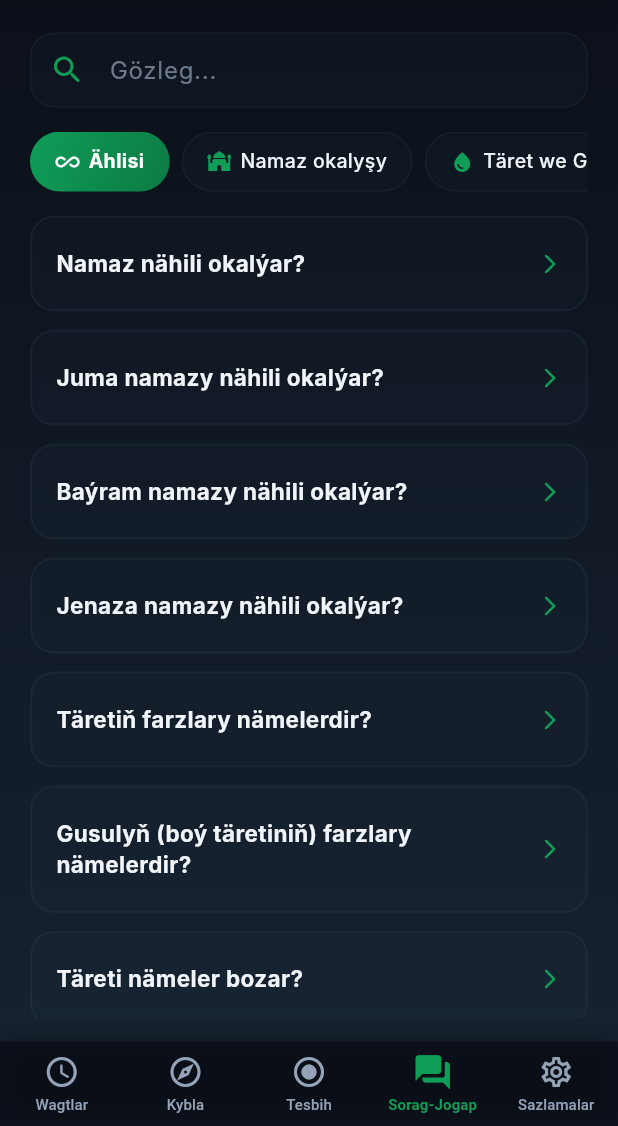
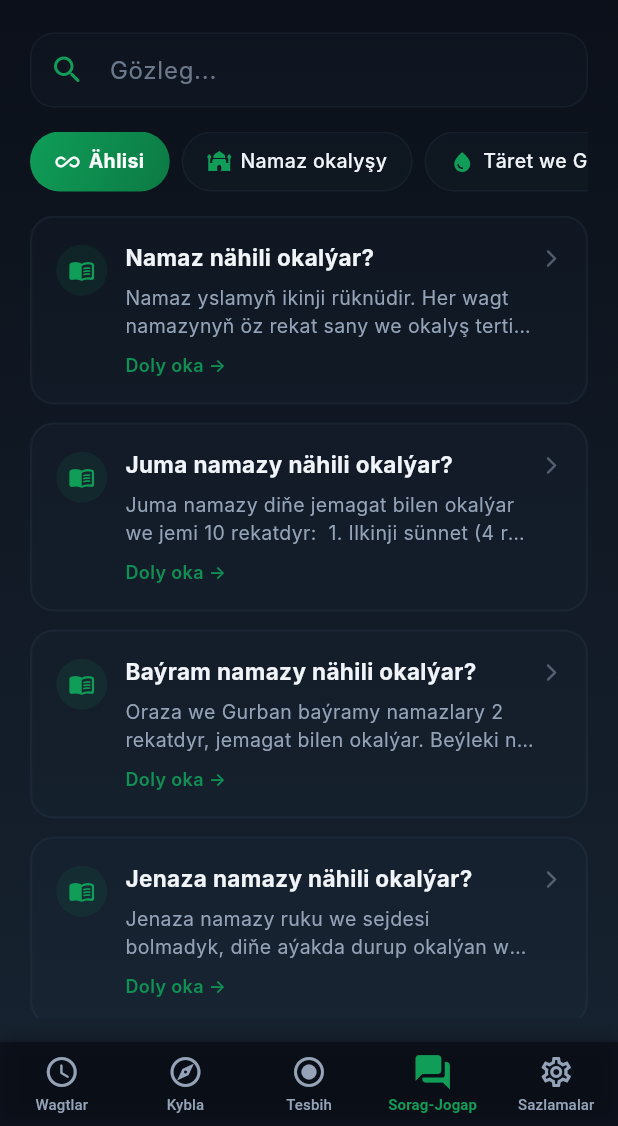
Before and after one commit to Abdyrahmanp/gazojak_namaz_wagty, a Flutter app: the screen it shows after launch, swiped to page 4, on a phone screen of 412 x 824 dp, the part 110-1236 px from its top. Run offline on Flutter 3.47's test engine with Material 3 defaults, Android fonts, the phone set to English and light mode, and no system bars; our stand-ins replace flutter_compass, flutter_local_notifications, share_plus, shared_preferences, timezone; network calls fail; Roboto replaces fonts that are missing (Inter).

Commit message:
telefona duzeltildi

```diff
--- /dev/null
+++ b/lib/config/site_config.dart
@@ -0,0 +1,10 @@
+/// Gazojak Namaz Wagty resmi web sahypasy bilen baglanyşyk sazlamalary.
+class SiteConfig {
+  static const String baseUrl = 'https://gazojaknamazwagt.byethost3.com';
+
+  static const String websiteUrl = baseUrl;
+  static const String versionJsonUrl = '$baseUrl/version.json';
+  static const String faqJsonUrl = '$baseUrl/faq.json';
+  static const String apkDownloadUrl = '$baseUrl/gazojak-namaz-wagty.apk';
+  static const String trackedApkDownloadUrl = '$baseUrl/index.php?download=1';
+}
--- a/lib/screens/faq_screen.dart
+++ b/lib/screens/faq_screen.dart
@@ -2,10 +2,12 @@ import 'package:flutter/material.dart';
 import 'package:flutter/services.dart';
 import 'package:url_launcher/url_launcher.dart';
 import '../providers/app_state.dart';
+import '../utils/email_launcher.dart';
 import '../utils/colors.dart';
 import '../utils/tk_translations.dart';
 import '../models/faq_item.dart';
 import '../services/faq_service.dart';
+import '../config/site_config.dart';
 import 'faq_detail_screen.dart';
 
 class FaqScreen extends StatefulWidget {
@@ -65,7 +67,7 @@ class _FaqScreenState extends State<FaqScreen> {
               children: [
                 Icon(Icons.check_circle_outline_rounded, color: Colors.white),
                 SizedBox(width: 8),
-                Text('Maglumatlar üstünlikli täzelendi! 🔄'),
+                Text(TkTranslations.faqSyncSuccess),
               ],
             ),
             backgroundColor: AppColors.emeraldGreen,
@@ -84,7 +86,7 @@ class _FaqScreenState extends State<FaqScreen> {
               children: [
                 Icon(Icons.cloud_off_rounded, color: Colors.white),
                 SizedBox(width: 8),
-                Text('Täzeläp bolmady. Baglanyşygy barlaň.'),
+                Text(TkTranslations.faqSyncFailed),
               ],
             ),
             backgroundColor: Colors.orangeAccent,
@@ -172,6 +174,7 @@ class _FaqScreenState extends State<FaqScreen> {
                   style: TextStyle(color: tc, fontSize: 13),
                   decoration: InputDecoration(
                     labelText: 'Maglumat baglanyşygy (JSON URL)',
+                    hintText: SiteConfig.faqJsonUrl,
                     labelStyle: const TextStyle(color: AppColors.emeraldGreen, fontSize: 12),
                     filled: true,
                     fillColor: isDark ? Colors.white.withValues(alpha: 0.04) : Colors.black.withValues(alpha: 0.03),
@@ -355,16 +358,28 @@ class _FaqScreenState extends State<FaqScreen> {
                       if (!formKey.currentState!.validate()) return;
                       final name = nameCtrl.text.trim().isEmpty ? 'Ulanyjy' : nameCtrl.text.trim();
                       final question = questionCtrl.text.trim();
-                      final sub = Uri.encodeComponent('Gazojak Namaz Wagty — Täze Sorag');
-                      final body = Uri.encodeComponent('Kimden: $name\n\nSoragyňyz:\n$question');
-                      final uri = Uri.parse('mailto:gazojaknamazwagty@gmail.com?subject=$sub&body=$body');
-                      try {
-                        if (await canLaunchUrl(uri)) {
+
+                      final launched = await EmailLauncher.open(
+                        subject: 'Gazojak Namaz Wagty — Täze Sorag',
+                        body: 'Kimden: $name\n\nSoragyňyz:\n$question',
+                      );
+
+                      if (!context.mounted) return;
+                      if (launched) {
                         HapticFeedback.mediumImpact();
-                          await launchUrl(uri);
-                          if (context.mounted) Navigator.pop(context);
+                        Navigator.pop(context);
+                      } else {
+                        HapticFeedback.vibrate();
+                        ScaffoldMessenger.of(context).showSnackBar(
+                          SnackBar(
+                            content: Text(TkTranslations.emailLaunchFailed),
+                            backgroundColor: Colors.orangeAccent,
+                            behavior: SnackBarBehavior.floating,
+                            shape: RoundedRectangleBorder(borderRadius: BorderRadius.circular(12)),
+                            margin: const EdgeInsets.all(16),
+                          ),
+                        );
                       }
-                      } catch (_) {}
                     },
                     icon: const Icon(Icons.send_rounded, size: 18),
                     label: const Text(
@@ -757,9 +772,16 @@ class FaqItemCard extends StatelessWidget {
     required this.appState,
   });
 
+  String _answerPreview(String answer) {
+    final flat = answer.replaceAll('\n', ' ').trim();
+    if (flat.length <= 110) return flat;
+    return '${flat.substring(0, 110)}…';
+  }
+
   @override
   Widget build(BuildContext context) {
     final tc = isDark ? AppColors.darkTextPrimary : AppColors.lightTextPrimary;
+    final sc = isDark ? AppColors.darkTextSecondary : AppColors.lightTextSecondary;
     final cardBg = isDark ? AppColors.darkCardBg : AppColors.lightCardBg;
     final borderColor = isDark ? AppColors.darkCardBorder : AppColors.lightCardBorder;
 
@@ -790,24 +812,68 @@ class FaqItemCard extends StatelessWidget {
             );
           },
           child: Padding(
-            padding: const EdgeInsets.symmetric(horizontal: 16, vertical: 20),
+            padding: const EdgeInsets.all(16),
             child: Row(
+              crossAxisAlignment: CrossAxisAlignment.start,
               children: [
+                Container(
+                  margin: const EdgeInsets.only(top: 2),
+                  padding: const EdgeInsets.all(8),
+                  decoration: BoxDecoration(
+                    color: AppColors.emeraldGreen.withValues(alpha: 0.1),
+                    shape: BoxShape.circle,
+                  ),
+                  child: const Icon(
+                    Icons.menu_book_rounded,
+                    color: AppColors.emeraldGreen,
+                    size: 18,
+                  ),
+                ),
+                const SizedBox(width: 12),
                 Expanded(
-                  child: Text(
+                  child: Column(
+                    crossAxisAlignment: CrossAxisAlignment.start,
+                    children: [
+                      Text(
                         item.question,
                         style: TextStyle(
                           color: tc,
                           fontWeight: FontWeight.bold,
                           fontSize: 15,
+                          height: 1.35,
                         ),
                       ),
+                      const SizedBox(height: 8),
+                      Text(
+                        _answerPreview(item.answer),
+                        maxLines: 2,
+                        overflow: TextOverflow.ellipsis,
+                        style: TextStyle(
+                          color: sc,
+                          fontSize: 13,
+                          height: 1.45,
                         ),
-                const SizedBox(width: 8),
-                const Icon(
+                      ),
+                      const SizedBox(height: 8),
+                      Text(
+                        'Doly oka →',
+                        style: TextStyle(
+                          color: AppColors.emeraldGreen.withValues(alpha: 0.9),
+                          fontSize: 12,
+                          fontWeight: FontWeight.w600,
+                        ),
+                      ),
+                    ],
+                  ),
+                ),
+                const SizedBox(width: 4),
+                Padding(
+                  padding: const EdgeInsets.only(top: 4),
+                  child: Icon(
                     Icons.arrow_forward_ios_rounded,
-                  color: AppColors.emeraldGreen,
-                  size: 16,
+                    color: sc.withValues(alpha: 0.5),
+                    size: 14,
+                  ),
                 ),
               ],
             ),
--- a/lib/utils/tk_translations.dart
+++ b/lib/utils/tk_translations.dart
@@ -97,12 +97,14 @@ class TkTranslations {
   static const String supportEmailHint  = 'E-poçtaňyz';
   static const String supportMessageHint = 'Hatyňyz…';
   static const String supportSubmitBtn  = 'Hat ugrat';
-  static const String supportSuccess    = 'E-poçta programmasy açyldy. Ugradyp bilersiňiz!';
+  static const String supportSuccess    = 'E-poçta programmasy açyldy. Hatyňyzy ugradyp bilersiňiz!';
+  static const String emailLaunchFailed = 'E-poçta programmasy açylmady. Gmail ýa-da başga e-poçta programmasyny gurnaň.';
+  static const String shareVia          = 'Paýlaş';
   static const String supportError      = 'Ähli meýdançalary dogry dolduryň.';
 
   // ── Legal ────────────────────────────────────────────────────────────────────
   static const String legalTitle    = 'Düzgünler we Syýasat';
-  static const String privacyTitle  = 'Gizlilik Syýasaty';
+  static const String privacyTitle  = 'Gizlinlik Syýasaty';
   static const String privacyContent =
       'Bu programma ulanyjylardan hiç hili şahsy maglumat ýygnamaýar we paýlaşmaýar. '
       'Bütinleý internetsiz we howpsuz işlemek üçin niýetlenendir.';
@@ -151,7 +153,6 @@ class TkTranslations {
 
   static const String aboutContent =
       'Bu programma, Gazojak şäherimizdäki musulman doganlarymyzyň namaz wagtlaryna iň dogry we iň çalt usulda ýetip bilmekleri, dini soraglaryna ygtybarly jogaplar tapyp bilmekleri maksady bilen taýýarlandy. Maksadymyz, tehnologiýany haýyrly bir wesaýata öwrüp, durmuşymyzy aňsatlaşdyrmakdyr.\n\n'
-      'Programmanyň programma üpjünçiligi we dizaýny, şäherimizde ýaşaýan ýaş programmaçy Abdyrahman Döwletgulyýew tarapyndan işlenip düzüldi. Çäkli mümkinçilikler bilen, Play Store çykdajylaryna ulaşman, öz guran web sahypamyz arkaly siziň hyzmatyňyza hödürlendi.\n\n'
       'Programmadaky namaz wagtlary we dini sorag-jogap mazmunlary, resmi we ygtybarly dini çeşmeler esasynda taýýarlandy. Göwün rahatlygy bilen ulanyp bilersiňiz.\n\n'
       'Eger nähilidir bir ýalňyşlyk görseňiz, bize bildirmegiňizi haýyş edýäris.';
 
@@ -167,6 +168,10 @@ class TkTranslations {
   static const String updateDateText        = 'Täzelenen senesi: ';
   static const String whatsNewText          = 'Näme täzelendi:';
   static const String checkUpdateFailed     = 'Täzelemeleri barlap bolmady. Baglanyşygy barlaň.';
+  static const String visitWebsiteTitle     = 'Sahypamyza girmek';
+  static const String visitWebsiteSubtitle  = 'Programmany göçürip almak we maglumat';
+  static const String faqSyncSuccess        = 'Maglumatlar üstünlikli täzelendi!';
+  static const String faqSyncFailed         = 'Täzeläp bolmady. Internet baglanyşygyny barlaň.';
 
   // ── Q&A Feedback ─────────────────────────────────────────────────────────────
   static const String qaReportError         = 'Maglumatda ýalňyşlyk barmy? Bize bildiriň';
--- a/pubspec.yaml
+++ b/pubspec.yaml
@@ -1,4 +1,4 @@
-name: yeni_proje_yapisi
+name: gazojak_namaz_wagty
 description: "A new Flutter project."
 # The following line prevents the package from being accidentally published to
 # pub.dev using `flutter pub publish`. This is preferred for private packages.
@@ -39,6 +39,7 @@ dependencies:
   flutter_local_notifications: ^22.0.1
   timezone: ^0.11.0
   url_launcher: ^6.3.2
+  share_plus: ^12.0.1
 
 dev_dependencies:
   flutter_test:
```
Also changed, not shown: lib/screens/faq_detail_screen.dart (+20 -51 lines), lib/screens/settings_screen.dart (+60 -23 lines), lib/services/faq_service.dart (+17 -4 lines), lib/services/version_service.dart (+17 -4 lines), lib/utils/email_launcher.dart (added, +36 -0 lines), assets/icon/app_icon.png, pubspec.lock, 6 other files. Lines whose indentation alone changed are shown as unchanged.
